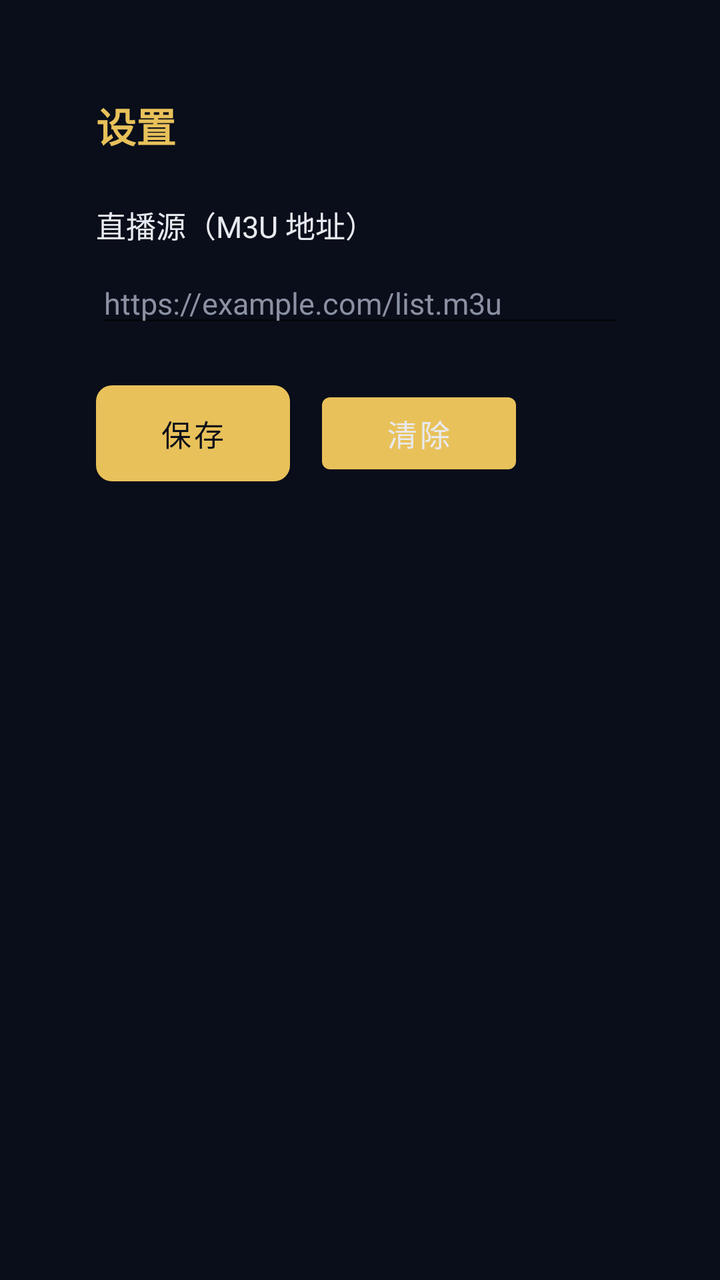
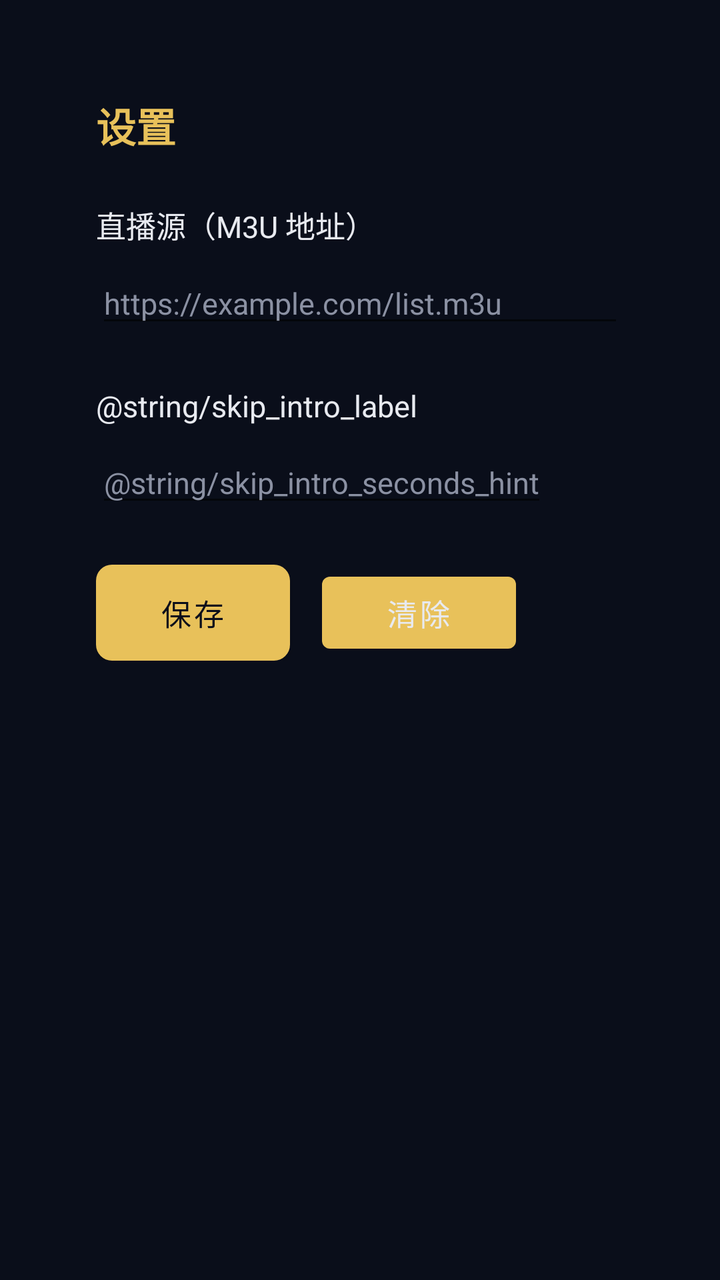

Compare the two renders of this Android layout. The source of the first and the diff that turns it into the second are given below.
<!-- AndroidManifest.xml: activity theme Theme.OrionTv -->
<!-- res/layout/activity_settings.xml -->
<?xml version="1.0" encoding="utf-8"?>
<LinearLayout xmlns:android="http://schemas.android.com/apk/res/android"
    android:layout_width="match_parent"
    android:layout_height="match_parent"
    android:background="@color/orion_bg"
    android:orientation="vertical"
    android:padding="@dimen/orion_safe_margin">

    <TextView
        android:layout_width="wrap_content"
        android:layout_height="wrap_content"
        android:text="@string/settings_title"
        android:textColor="@color/orion_gold"
        android:textSize="@dimen/orion_text_title"
        android:textStyle="bold" />

    <TextView
        android:layout_width="wrap_content"
        android:layout_height="wrap_content"
        android:layout_marginTop="24dp"
        android:text="@string/m3u_url_label"
        android:textColor="@color/orion_text"
        android:textSize="@dimen/orion_text_body" />

    <EditText
        android:id="@+id/m3u_url_input"
        android:layout_width="match_parent"
        android:layout_height="wrap_content"
        android:layout_marginTop="8dp"
        android:focusable="true"
        android:focusableInTouchMode="true"
        android:hint="@string/m3u_url_hint"
        android:inputType="textUri"
        android:textColor="@color/orion_text"
        android:textColorHint="@color/orion_text_dim"
        android:textSize="@dimen/orion_text_body" />

    <LinearLayout
        android:layout_width="wrap_content"
        android:layout_height="wrap_content"
        android:layout_marginTop="24dp"
        android:orientation="horizontal">

        <Button
            android:id="@+id/save_button"
            android:layout_width="wrap_content"
            android:layout_height="wrap_content"
            android:background="@drawable/bg_button_gold"
            android:focusable="true"
            android:focusableInTouchMode="true"
            android:paddingStart="32dp"
            android:paddingEnd="32dp"
            android:text="@string/save"
            android:textColor="@color/orion_bg"
            android:textSize="@dimen/orion_text_body" />

        <Button
            android:id="@+id/clear_button"
            android:layout_width="wrap_content"
            android:layout_height="wrap_content"
            android:layout_marginStart="16dp"
            android:focusable="true"
            android:focusableInTouchMode="true"
            android:paddingStart="32dp"
            android:paddingEnd="32dp"
            android:text="@string/clear"
            android:textColor="@color/orion_text"
            android:textSize="@dimen/orion_text_body" />
    </LinearLayout>

    <TextView
        android:id="@+id/status_text"
        android:layout_width="wrap_content"
        android:layout_height="wrap_content"
        android:layout_marginTop="16dp"
        android:textColor="@color/orion_text_dim"
        android:textSize="@dimen/orion_text_body" />
</LinearLayout>
<!-- resources referenced by this layout -->
<resources>
  <color name="orion_bg">#0A0E1A</color>
  <color name="orion_gold">#E8C15A</color>
  <color name="orion_text">#E8EAF0</color>
  <color name="orion_text_dim">#8B91A3</color>
  <dimen name="orion_safe_margin">48dp</dimen>
  <dimen name="orion_text_body">15sp</dimen>
  <dimen name="orion_text_title">20sp</dimen>
  <!-- drawable bg_button_gold (drawable) -->
  <?xml version="1.0" encoding="utf-8"?>
  <shape xmlns:android="http://schemas.android.com/apk/res/android"
      android:shape="rectangle">
      <solid android:color="@color/orion_gold" />
      <corners android:radius="8dp" />
  </shape>
  <string name="clear">清除</string>
  <string name="m3u_url_hint">https://example.com/list.m3u</string>
  <string name="m3u_url_label">直播源（M3U 地址）</string>
  <string name="save">保存</string>
  <string name="settings_title">设置</string>
  <style name="Theme.OrionTv" parent="Theme.MaterialComponents.DayNight.NoActionBar">
          <item name="android:windowBackground">@color/orion_bg</item>
          <item name="android:textColor">@color/orion_text</item>
          <item name="colorPrimary">@color/orion_gold</item>
          <item name="colorPrimaryDark">@color/orion_bg</item>
          <item name="colorAccent">@color/orion_gold</item>
      </style>
</resources>

<!-- the commit's change to res/layout/activity_settings.xml (unified diff, before → after) -->
@@ -31,6 +31,27 @@
         android:focusableInTouchMode="true"
         android:hint="@string/m3u_url_hint"
         android:inputType="textUri"
+        android:textColor="@color/orion_text"
+        android:textColorHint="@color/orion_text_dim"
+        android:textSize="@dimen/orion_text_body" />
+
+    <TextView
+        android:layout_width="wrap_content"
+        android:layout_height="wrap_content"
+        android:layout_marginTop="24dp"
+        android:text="@string/skip_intro_label"
+        android:textColor="@color/orion_text"
+        android:textSize="@dimen/orion_text_body" />
+
+    <EditText
+        android:id="@+id/skip_intro_seconds_input"
+        android:layout_width="wrap_content"
+        android:layout_height="wrap_content"
+        android:layout_marginTop="8dp"
+        android:focusable="true"
+        android:focusableInTouchMode="true"
+        android:hint="@string/skip_intro_seconds_hint"
+        android:inputType="number"
         android:textColor="@color/orion_text"
         android:textColorHint="@color/orion_text_dim"
         android:textSize="@dimen/orion_text_body" />
